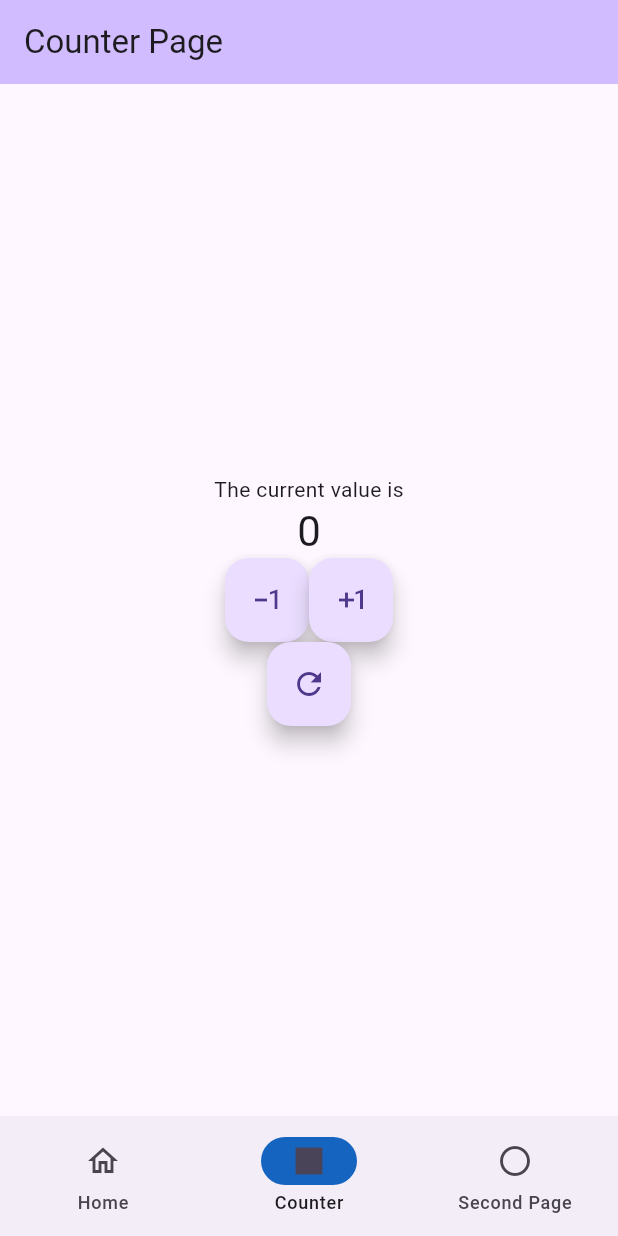
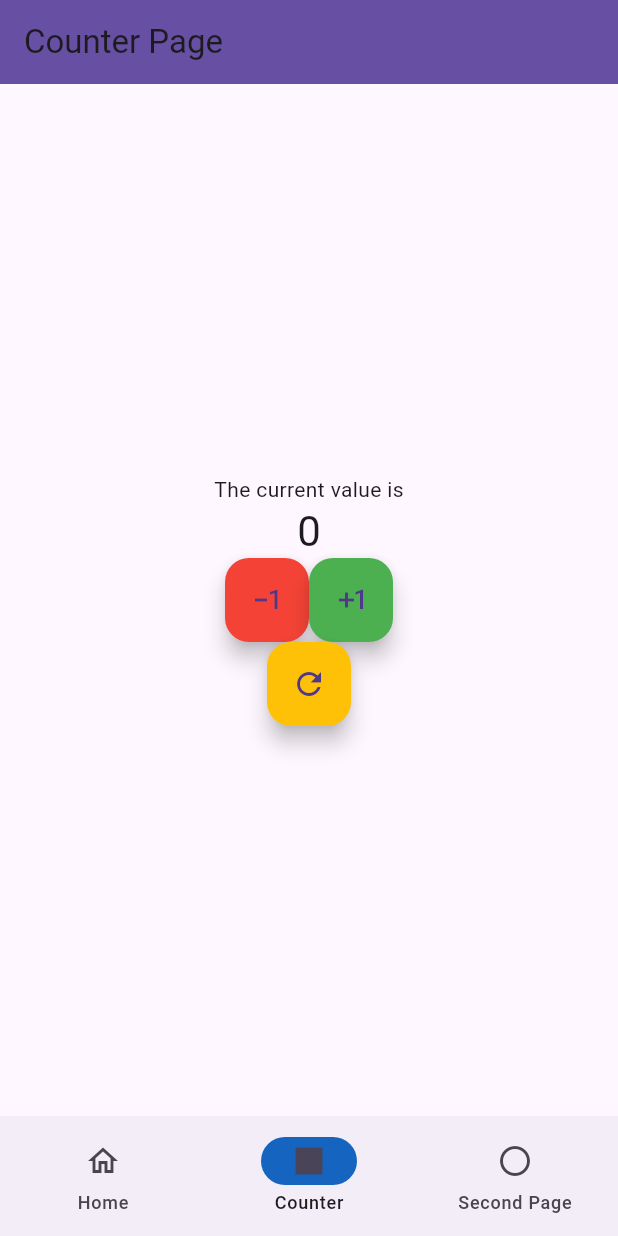
Before and after one commit to Thomas-Oz-Dunn/first_flight, a Flutter app: the screen it shows after launch, item 2 of the bottom bar chosen, on a phone screen of 412 x 824 dp. Run offline on Flutter 3.47's test engine with Material 2 defaults, Android fonts, the phone set to English and light mode, and no system bars; our stand-ins replace shared_preferences.

Commit message:
main.dart: add colors to the buttons

```diff
--- a/lib/main.dart
+++ b/lib/main.dart
@@ -12,7 +12,11 @@ class FirstFlightApp extends StatelessWidget {
   Widget build(BuildContext context) {
     return MaterialApp(
       title: 'First Flight',
-      theme: ThemeData(useMaterial3: true),
+      theme: ThemeData(
+        useMaterial3: true,
+        primaryColor: Colors.amber[500],
+        hoverColor: Colors.amber[100]
+      ),
       home: const MainPage(),
     );
   }
@@ -74,7 +78,7 @@ class _MainPageState extends State<MainPage> {
   }
 }
 
-// Second page
+// Counter page
 class CounterPage extends StatefulWidget {
   final String title;
   const CounterPage({super.key, required this.title});
@@ -84,7 +88,6 @@ class CounterPage extends StatefulWidget {
 }
 
 
-// Store counter when on other pages
 class _CounterPageState extends State<CounterPage> {
   int defaultValue = 0;
   int _counter = 0;
@@ -142,25 +145,29 @@ class _CounterPageState extends State<CounterPage> {
       FloatingActionButton(
         onPressed: _decrementCounter,
         tooltip: 'Decrement',
+        backgroundColor: Colors.red,
         child: const Icon(Icons.exposure_minus_1),
       ),
 
       FloatingActionButton(
         onPressed: _incrementCounter,
         tooltip: 'Increment',
+        backgroundColor: Colors.green,
         child: const Icon(Icons.exposure_plus_1),
       ),
     ];
 
     return Scaffold(
       appBar: AppBar(
-        backgroundColor: Theme.of(context).colorScheme.inversePrimary,
+        backgroundColor: Theme.of(context).colorScheme.primary,
         title: Text(widget.title),
       ),
 
       body: Center(
         child: Column(
           mainAxisAlignment: MainAxisAlignment.center,
+          mainAxisSize: MainAxisSize.max,
+
           children: <Widget>[
             const Text('The current value is'),
             Text(
@@ -171,12 +178,15 @@ class _CounterPageState extends State<CounterPage> {
               mainAxisAlignment: MainAxisAlignment.center,
               children: buttons
             ),
-            Row(
-              mainAxisAlignment: MainAxisAlignment.center,
+            Column(
+              crossAxisAlignment: CrossAxisAlignment.center,
+              mainAxisSize: MainAxisSize.max,
+              mainAxisAlignment: MainAxisAlignment.end,
               children: <Widget> [
                 FloatingActionButton(
                   onPressed: _resetCounter,
                   tooltip: 'Reset',
+                  backgroundColor: Theme.of(context).primaryColor,
                   child: const Icon(Icons.refresh),
                 ),
               ],
```
